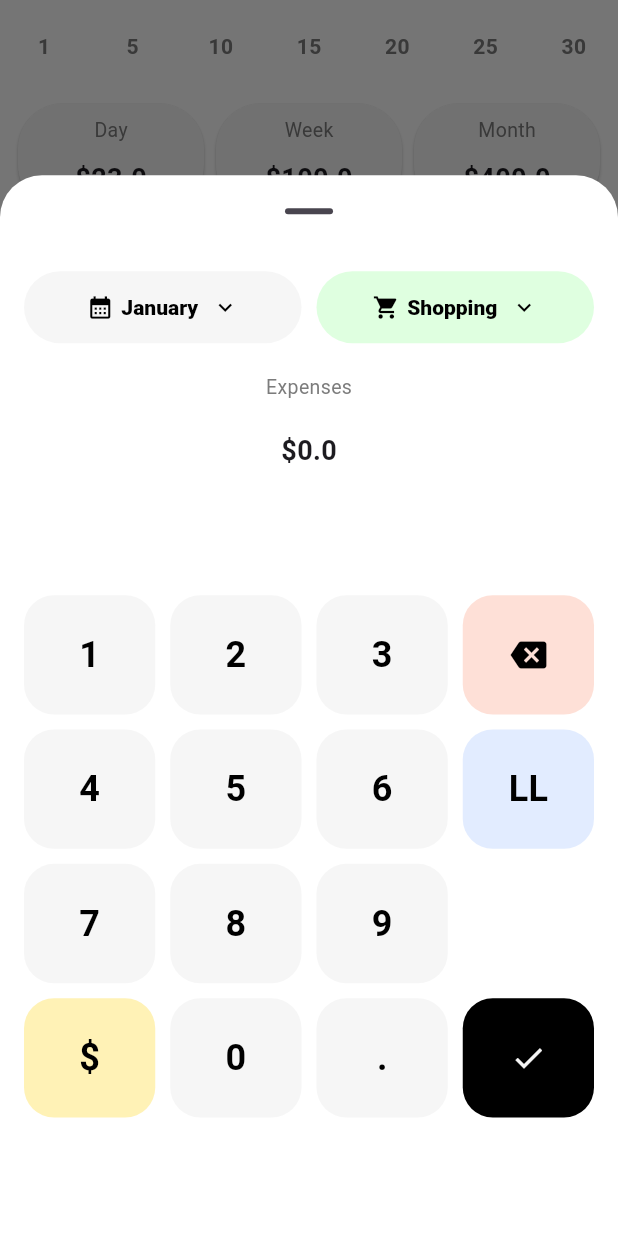
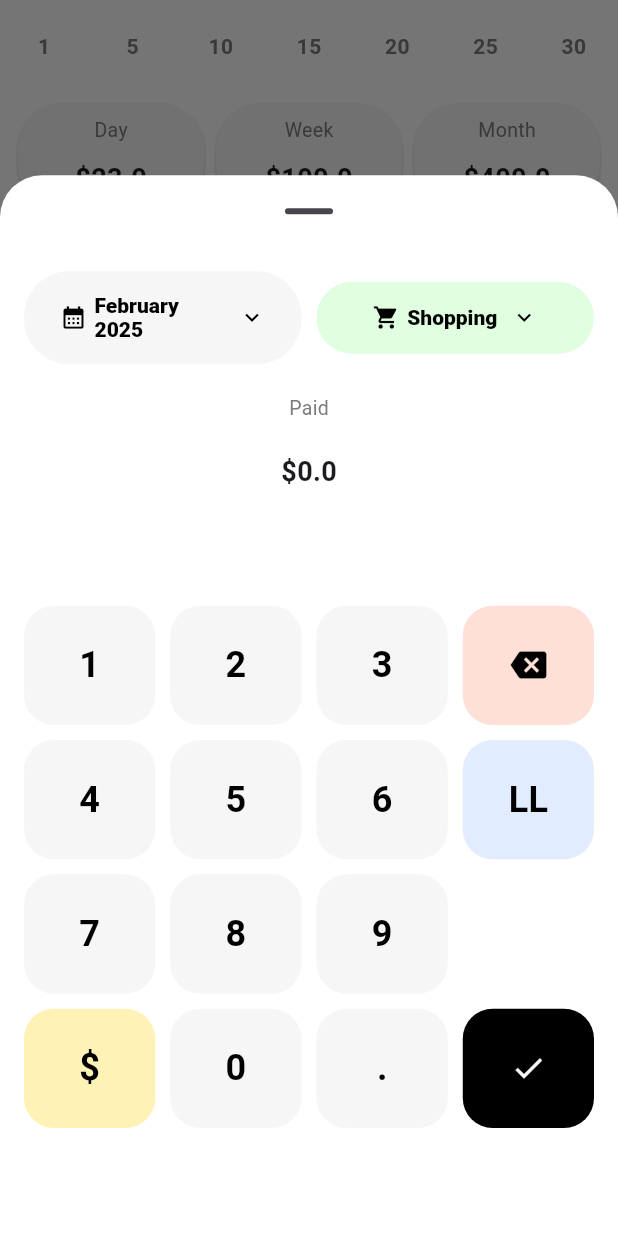
Before and after one commit to jihaddmz/expense_tracker, a Flutter app: the screen it shows after launch, item 2 of the bottom bar chosen, scrolled down 321 dp, on a phone screen of 412 x 824 dp. Run offline on Flutter 3.47's test engine with Material 3 defaults, Android fonts, the phone set to English and light mode, and no system bars; drawn by our look-alikes of fl_chart; our stand-ins replace shared_preferences, sqflite; accounts and stored records are empty.

```diff
--- /dev/null
+++ b/lib/feature_expense/data/repo.dart
@@ -0,0 +1,75 @@
+import 'package:expense_tracker/feature_expense/data/sqlite_database.dart';
+import 'package:expense_tracker/feature_expense/model/model_category.dart';
+import 'package:expense_tracker/feature_expense/model/model_month.dart';
+import 'package:sqflite/sqflite.dart';
+
+class RepositoryExpense {
+
+  static Future<void> insertMonth(ModelMonth modelMonth) async {
+    await SqliteDatabase.instance.insert("tbl_months", modelMonth.toMap(),
+        conflictAlgorithm: ConflictAlgorithm.replace);
+  }
+
+  static Future<List<ModelMonth>> getAllMonths() async {
+    final List<Map<String, dynamic>> listOfRecords =
+        await SqliteDatabase.instance.query("tbl_months");
+    return List.generate(listOfRecords.length, (index) {
+      return ModelMonth(
+          date: listOfRecords[index]['date'],
+          savings: listOfRecords[index]['savings']);
+    });
+  }
+
+  static Future<ModelMonth?> getModelMonthByDate(String date) async {
+    final result = await SqliteDatabase.instance
+        .rawQuery('select * from tbl_months where date=?', [date]);
+
+    if (result.isEmpty) {
+      return null;
+    } else {
+      return ModelMonth(date: result.first['date'] as String);
+    }
+  }
+
+  static Future<List<ModelCategory>> getAllCategories(String date) async {
+    final List<Map<String, dynamic>> listOfRecords = await SqliteDatabase.instance
+        .rawQuery("select * from tbl_categories where date = ?", [date]);
+    return List.generate(listOfRecords.length, (index) {
+      return ModelCategory(
+        category: listOfRecords[index]['category'],
+        date: listOfRecords[index]['date'],
+        budget: listOfRecords[index]['budget'],
+        paid: listOfRecords[index]['paid'],
+      );
+    });
+  }
+
+  static Future<void> insertCategory(ModelCategory modelCategory) async {
+    await SqliteDatabase.instance.insert("tbl_categories", modelCategory.toMap(),
+        conflictAlgorithm: ConflictAlgorithm.replace);
+  }
+
+  static Future<void> updateCategoryPaid(
+      ModelCategory modelCategory, double paid) async {
+    await SqliteDatabase.instance.rawUpdate(
+        "update tbl_categories set paid = ? where category = ? and date = ?",
+        [paid, modelCategory.category, modelCategory.date]);
+  }
+
+  static Future<ModelCategory?> getCategoryByDateAndCategory(
+      String date, String category) async {
+    final result = await SqliteDatabase.instance.rawQuery(
+        'select * from tbl_categories where date=? and category=?',
+        [date, category]);
+
+    if (result.isEmpty) {
+      return null;
+    } else {
+      return ModelCategory(
+          date: result.first['date'] as String,
+          category: result.first['category'] as String,
+          budget: result.first['budget'] as double,
+          paid: result.first['paid'] as double);
+    }
+  }
+}
--- a/lib/feature_expense/model/model_category.dart
+++ b/lib/feature_expense/model/model_category.dart
@@ -1,11 +1,16 @@
-import 'package:flutter/material.dart';
+class ModelCategory {
+  final String category;
+  final String date;
+  final double budget;
+  final double paid;
 
-class ModelCategory {
-  Color color;
-  IconData icon;
-  String name;
-  double total;
-  double percentage;
+  const ModelCategory(
+      {required this.category,
+      required this.date,
+      required this.budget,
+      required this.paid});
 
-  ModelCategory(this.color, this.icon, this.name, this.total, this.percentage);
+  Map<String, dynamic> toMap() {
+    return {'category': category, 'date': date, 'budget': budget, 'paid': paid};
+  }
 }
--- /dev/null
+++ b/lib/feature_expense/model/model_month.dart
@@ -0,0 +1,10 @@
+class ModelMonth {
+  final String date;
+  double savings;
+
+  ModelMonth({required this.date, this.savings = 0});
+
+  Map<String, dynamic> toMap() {
+    return {'date': date, 'savings': savings};
+  }
+}
--- a/lib/feature_expense/presentation/bottomsheet_add.dart
+++ b/lib/feature_expense/presentation/bottomsheet_add.dart
@@ -1,21 +1,32 @@
 import 'package:expense_tracker/feature_expense/components/keypad.dart';
+import 'package:expense_tracker/feature_expense/state/provider_expense.dart';
 import 'package:expense_tracker/feature_global/components/custom_button.dart';
 import 'package:expense_tracker/feature_global/components/custom_text.dart';
 import 'package:expense_tracker/feature_global/util/color.dart';
 import 'package:expense_tracker/feature_global/util/constants.dart';
 import 'package:flutter/material.dart';
+import 'package:provider/provider.dart';
 
 class BottomsheetAdd extends StatefulWidget {
-  const BottomsheetAdd({super.key});
+  const BottomsheetAdd(this.onConfirm, {super.key});
+
+  final Function() onConfirm;
 
   @override
   State<BottomsheetAdd> createState() => _BottomsheetAddState();
 }
 
 class _BottomsheetAddState extends State<BottomsheetAdd> {
-  String _expense = "\$0.0";
-  String _selectedCategory = Constants.categories[0].name;
-  String _selectedMonth = Constants.months[0];
+  String _paid = "\$0.0";
+  String _selectedCategory = Constants.categories.entries.first.key;
+  late String _selectedMonth;
+
+  @override
+  void initState() {
+    super.initState();
+
+    _selectedMonth = context.read<ProviderExpense>().selectedMonth;
+  }
 
   @override
   Widget build(BuildContext context) {
@@ -36,10 +47,10 @@ class _BottomsheetAddState extends State<BottomsheetAdd> {
                 },
                 color: colorWhite,
                 itemBuilder: (BuildContext context) {
-                  return Constants.months.map((month) {
+                  return context.read<ProviderExpense>().listOfMonths.map((month) {
                     return PopupMenuItem(
-                      value: month,
-                      child: customCaption(month),
+                      value: month.date,
+                      child: customCaption(month.date),
                     );
                   }).toList();
                 },
@@ -54,7 +65,10 @@ class _BottomsheetAddState extends State<BottomsheetAdd> {
             ),
             Expanded(
               child: PopupMenuButton(
-                initialValue: _selectedCategory,
+                initialValue: context
+                    .read<ProviderExpense>()
+                    .listOfCategories[0]
+                    .category,
                 onSelected: (value) => {
                   setState(() {
                     _selectedCategory = value.toString();
@@ -62,10 +76,13 @@ class _BottomsheetAddState extends State<BottomsheetAdd> {
                 },
                 color: colorWhite,
                 itemBuilder: (BuildContext context) {
-                  return Constants.categories.map((category) {
+                  return context
+                      .read<ProviderExpense>()
+                      .listOfCategories
+                      .map((category) {
                     return PopupMenuItem(
-                      value: category.name,
-                      child: customCaption(category.name),
+                      value: category.category,
+                      child: customCaption(category.category),
                     );
                   }).toList();
                 },
@@ -74,42 +91,56 @@ class _BottomsheetAddState extends State<BottomsheetAdd> {
                     widthFactor: 1,
                     radius: 30,
                     onClick: null,
-                    color: Constants.categories[0].color,
-                    icon: Constants.categories[0].icon,
+                    color: Constants.categories.entries
+                        .firstWhere(
+                            (element) => element.key == _selectedCategory)
+                        .value["color"],
+                    icon: Constants.categories.entries
+                        .firstWhere(
+                            (element) => element.key == _selectedCategory)
+                        .value["icon"],
                     trailingIcon: Icons.keyboard_arrow_down),
               ),
             ),
           ],
         ),
-        customCaption("Expenses"),
-        customSubHeader(_expense),
+        customCaption("Paid"),
+        customSubHeader(_paid),
         Expanded(
-          child: KeypadScreen(onKeyPressed: (action) {
+          child: KeypadScreen(onKeyPressed: (action) async {
             if (action == "backspace") {
               setState(() {
-                _expense = _expense.substring(0, _expense.length - 1);
+                _paid = _paid.substring(0, _paid.length - 1);
               });
             } else if (action == "confirm") {
-              // todo
+              if (!isTextPaidValid()) return;
+              await context.read<ProviderExpense>().updateCategoryPaid(
+                  _selectedMonth,
+                  _selectedCategory,
+                  double.parse(_paid.replaceAll("\$", "")));
+              await context
+                  .read<ProviderExpense>()
+                  .getAllCategories(_selectedMonth);
+              widget.onConfirm();
             } else if (action == ".") {
-              if (!_expense.contains(".") && _expense.isNotEmpty) {
+              if (!_paid.contains(".") && _paid.isNotEmpty) {
                 setState(() {
-                  _expense += action;
+                  _paid += action;
                 });
               }
             } else if (action == "\$" || action == "LL") {
-              if (!_expense.contains("\$") && !_expense.contains("LL")) {
+              if (!_paid.contains("\$") && !_paid.contains("LL")) {
                 setState(() {
-                  _expense = "$action$_expense";
+                  _paid = "$action$_paid";
                 });
               }
-            } else if (_expense.contains("0.0")) {
+            } else if (_paid.contains("0.0")) {
               setState(() {
-                _expense = action;
+                _paid = action;
               });
             } else {
               setState(() {
-                _expense += action;
+                _paid += action;
               });
             }
           }),
@@ -117,4 +148,8 @@ class _BottomsheetAddState extends State<BottomsheetAdd> {
       ],
     );
   }
+
+  bool isTextPaidValid() {
+    return _paid.isNotEmpty && _paid != "\$0.0";
+  }
 }
--- a/lib/feature_expense/presentation/screen_home.dart
+++ b/lib/feature_expense/presentation/screen_home.dart
@@ -1,12 +1,14 @@
 import 'package:expense_tracker/feature_expense/components/barchart.dart';
 import 'package:expense_tracker/feature_expense/components/item_analytics_per.dart';
 import 'package:expense_tracker/feature_expense/components/item_category.dart';
+import 'package:expense_tracker/feature_expense/state/provider_expense.dart';
 import 'package:expense_tracker/feature_global/components/custom_button.dart';
 import 'package:expense_tracker/feature_global/components/custom_text.dart';
 import 'package:expense_tracker/feature_global/util/color.dart';
 import 'package:expense_tracker/feature_global/util/constants.dart';
 import 'package:expense_tracker/feature_global/util/helper_dialog.dart';
 import 'package:flutter/material.dart';
+import 'package:provider/provider.dart';
 
 class ScreenHome extends StatefulWidget {
   const ScreenHome({super.key});
@@ -16,8 +18,22 @@ class ScreenHome extends StatefulWidget {
 }
 
 class _ScreenHomeState extends State<ScreenHome> {
-  String _selectedMonth = Constants.months[0];
   int _selectedBottomNavItem = 0;
+
+  @override
+  void initState() {
+    super.initState();
+
+    initializeMonthsAndCategories();
+  }
+
+  void initializeMonthsAndCategories() async {
+    await context.read<ProviderExpense>().addMonth();
+    await context.read<ProviderExpense>().getAllMonths();
+    await context
+        .read<ProviderExpense>()
+        .getAllCategories(context.read<ProviderExpense>().selectedMonth);
+  }
 
   @override
   Widget build(BuildContext context) {
@@ -31,8 +47,11 @@ class _ScreenHomeState extends State<ScreenHome> {
             _selectedBottomNavItem = index;
           });
           if (index == 1) {
-            HelperDialog.showBottomSheet(
-                context, "Do you want to delete", () {});
+            HelperDialog.showBottomSheet(context, "Do you want to delete", () {
+              setState(() {
+                _selectedBottomNavItem = 0;
+              });
+            });
           }
         },
         items: const <BottomNavigationBarItem>[
@@ -84,6 +103,7 @@ class _ScreenHomeState extends State<ScreenHome> {
                       color: colorBlack,
                       onClick: () {}),
                 ),
+                if (context.watch<ProviderExpense>().listOfMonths.length > 1)
                   Expanded(
                     child: Container(
                       decoration: BoxDecoration(
@@ -95,17 +115,34 @@ class _ScreenHomeState extends State<ScreenHome> {
                           alignment: Alignment.center,
                           dropdownColor: colorWhite,
                           underline: const SizedBox(),
-                        value: _selectedMonth,
-                        items: Constants.months.map((month) {
+                          value: context.watch<ProviderExpense>().selectedMonth,
+                          items: context
+                              .read<ProviderExpense>()
+                              .listOfMonths
+                              .map((month) {
                             return DropdownMenuItem(
-                              value: month, child: customCaption(month));
+                                value: month.date,
+                                child: customCaption(month.date));
                           }).toList(),
                           onChanged: (month) {
-                          setState(() {
-                            _selectedMonth = month.toString();
-                          });
+                            context
+                                .read<ProviderExpense>()
+                                .changeSelectedMonth(month.toString());
+                            context
+                                .read<ProviderExpense>()
+                                .getAllCategories(month.toString());
                           }),
                     ),
+                  ),
+                if (context.watch<ProviderExpense>().listOfMonths.length <= 1)
+                  Expanded(
+                    child: customButton(
+                        text: context.watch<ProviderExpense>().selectedMonth,
+                        widthFactor: 1,
+                        radius: 20,
+                        color: colorGrey,
+                        textColor: colorBlack,
+                        onClick: () {}),
                   ),
               ],
             ),
@@ -135,9 +172,12 @@ class _ScreenHomeState extends State<ScreenHome> {
   }
 
   List<Widget> categories() {
-    return Constants.categories.map((category) {
-      return itemCategory(
-          category.color, category.name, category.total, 500, category.icon);
+    return context.watch<ProviderExpense>().listOfCategories.map((category) {
+      MapEntry<String, Map<String, dynamic>> categoryItem = Constants
+          .categories.entries
+          .firstWhere((element) => element.key == category.category);
+      return itemCategory(categoryItem.value["color"], category.category,
+          category.paid, category.budget, categoryItem.value["icon"]);
     }).toList();
   }
 }
--- a/lib/feature_global/components/custom_button.dart
+++ b/lib/feature_global/components/custom_button.dart
@@ -6,7 +6,8 @@ Widget customButton(
     required double widthFactor,
     required VoidCallback onClick,
     double radius = 20,
-    Color color = colorGrey}) {
+    Color color = colorGrey,
+    Color textColor = colorWhite}) {
   return FractionallySizedBox(
     widthFactor: widthFactor,
     child: ElevatedButton(
@@ -16,7 +17,7 @@ Widget customButton(
             fontWeight: FontWeight.w900,
           ),
           backgroundColor: color,
-          foregroundColor: Colors.white,
+          foregroundColor: textColor,
           shape: RoundedRectangleBorder(
               borderRadius: BorderRadius.circular(radius))),
       child: Padding(
--- a/lib/feature_global/util/constants.dart
+++ b/lib/feature_global/util/constants.dart
@@ -1,4 +1,3 @@
-import 'package:expense_tracker/feature_expense/model/model_category.dart';
 import 'package:expense_tracker/feature_global/util/color.dart';
 import 'package:flutter/material.dart';
 import 'package:intl/intl.dart';
@@ -19,15 +18,15 @@ class Constants {
     'November',
     'December'
   ];
-  static final List<ModelCategory> categories = [
-    ModelCategory(colorGreen, Icons.shopping_cart, 'Shopping', 0, 0),
-    ModelCategory(colorBlue, Icons.fastfood, 'Food', 0, 0),
-    ModelCategory(colorYellow, Icons.local_hospital, 'Health', 0, 0),
-    ModelCategory(colorTeal, Icons.directions_car, 'Transport', 0, 0),
-    ModelCategory(colorOrange, Icons.home, 'House', 0, 0),
-    ModelCategory(colorPink, Icons.phone_android, 'Utilities', 0, 0),
-    ModelCategory(colorGreyDark, Icons.local_movies, 'Entertainment', 0, 0),
-    ModelCategory(colorLightPink, Icons.card_giftcard, 'Gifts', 0, 0),
-    ModelCategory(colorPurple, Icons.local_atm, 'Car', 0, 0),
-  ];
+  static final Map<String, Map<String, dynamic>> categories = {
+    'Shopping': {'color': colorGreen, 'icon': Icons.shopping_cart},
+    'Food': {'color': colorBlue, 'icon': Icons.fastfood},
+    'Health': {'color': colorYellow, 'icon': Icons.local_hospital},
+    'Transport': {'color': colorTeal, 'icon': Icons.directions_car},
+    'House': {'color': colorOrange, 'icon': Icons.home},
+    'Utilities': {'color': colorPink, 'icon': Icons.phone_android},
+    'Entertainment': {'color': colorGreyDark, 'icon': Icons.local_movies},
+    'Gifts': {'color': colorLightPink, 'icon': Icons.card_giftcard},
+    'Car': {'color': colorPurple, 'icon': Icons.local_atm},
+  };
 }
--- a/lib/feature_global/util/helper_dialog.dart
+++ b/lib/feature_global/util/helper_dialog.dart
@@ -85,18 +85,19 @@ class HelperDialog {
   }
 
   static void showBottomSheet(
-      BuildContext context, String text, VoidCallback onYesClick) {
-    showModalBottomSheet(
+      BuildContext context, String text, Function() onConfirm) {
+    showModalBottomSheet<Widget>(
         context: context,
         showDragHandle: true,
         isScrollControlled: true,
+        isDismissible: true,
         backgroundColor: colorWhite,
         builder: (BuildContext context) {
           return Container(
             height: MediaQuery.of(context).size.height * 0.8,
-            child: const Padding(
-              padding: EdgeInsets.all(16),
-              child: BottomsheetAdd(),
+            child: Padding(
+              padding: const EdgeInsets.all(16),
+              child: BottomsheetAdd(onConfirm), // Replace 'someArgument' with the actual argument needed
             ),
           );
         });
--- a/pubspec.yaml
+++ b/pubspec.yaml
@@ -37,9 +37,11 @@ dependencies:
   cupertino_icons: ^1.0.8
   font_awesome_flutter: ^10.8.0
   shared_preferences: ^2.3.3
-  intl: ^0.19.0
   provider: ^6.1.2
   fl_chart: ^0.70.2
+  sqflite: ^2.4.1
+  path: ^1.9.0
+  intl: ^0.20.2
 
 dev_dependencies:
   flutter_test:
```
Also changed, not shown: lib/feature_expense/data/sqlite_database.dart (added, +23 -0 lines), lib/feature_expense/state/provider_expense.dart (added, +59 -0 lines), lib/main.dart (+12 -2 lines), pubspec.lock, 1 other file. Lines whose indentation alone changed are shown as unchanged.
